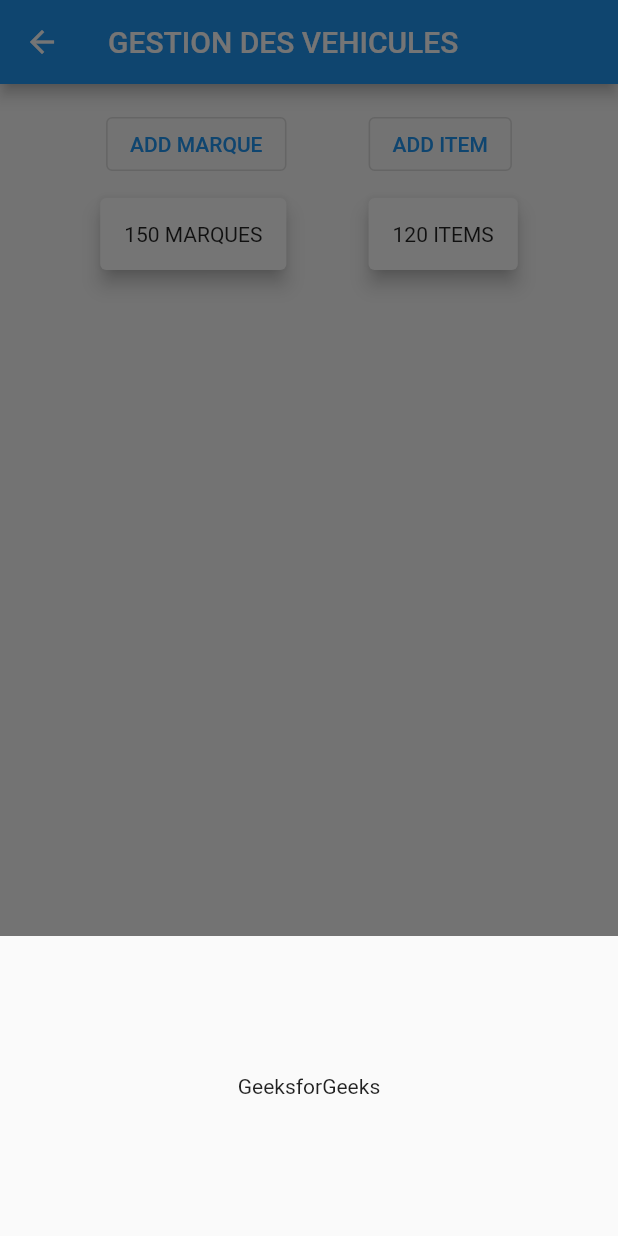
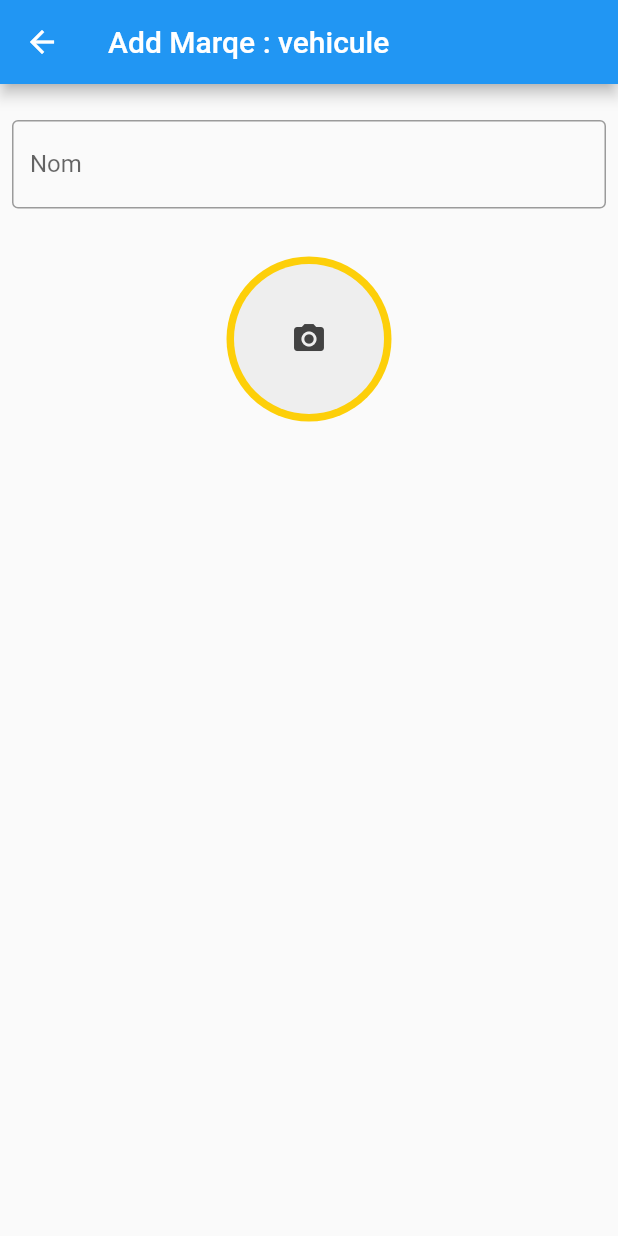
Before and after one commit to Domiynsbelhanda/toksmo_auto_dashbaord, a Flutter app: the vehiculeIndex screen opened directly, after a tap on "ADD MARQUE", on a phone screen of 412 x 824 dp. Run offline on Flutter 3.47's test engine with Material 2 defaults, Android fonts, the light colour scheme and no system bars; our stand-ins replace firebase_auth, firebase_core, firebase_storage, image_picker; missing offline and left inert: flutterfire_ui; accounts and stored records are empty.

Commit message:
style : marque statefull

```diff
--- /dev/null
+++ b/lib/packages/marque/marque.dart
@@ -0,0 +1,183 @@
+import 'dart:io';
+import 'package:path/path.dart';
+import 'package:firebase_storage/firebase_storage.dart';
+import 'package:flutter/material.dart';
+import 'package:image_picker/image_picker.dart';
+
+class Marque extends StatefulWidget {
+
+  final String type;
+
+  Marque(this.type);
+
+  @override
+  State<StatefulWidget> createState() {
+    // TODO: implement createState
+    return _Marque();
+  }
+}
+
+class _Marque extends State<Marque> {
+
+  TextEditingController name = new TextEditingController();
+
+  FirebaseStorage storage =
+      FirebaseStorage.instance;
+  File? _photo;
+  final ImagePicker _picker = ImagePicker();
+
+  Future imgFromGallery() async {
+    final pickedFile = await _picker.pickImage(source: ImageSource.gallery);
+
+    setState(() {
+      if (pickedFile != null) {
+        _photo = File(pickedFile.path);
+       // uploadFile();
+      } else {
+        print('No image selected.');
+      }
+    });
+  }
+
+  Future uploadFile() async {
+    if (_photo == null) return;
+    final fileName = basename(_photo!.path);
+    final destination = '${widget.type}/marque/$fileName';
+
+    try {
+      final ref = FirebaseStorage.instance
+          .ref(destination)
+          .child('images/');
+      await ref.putFile(_photo!);
+    } catch (e) {
+      print('error occured');
+    }
+  }
+
+  void _showPicker(context) {
+    showModalBottomSheet(
+        context: context,
+        builder: (BuildContext bc) {
+          return SafeArea(
+            child: Container(
+              child: new Wrap(
+                children: <Widget>[
+                  new ListTile(
+                      leading: new Icon(Icons.photo_library),
+                      title: new Text('Gallery'),
+                      onTap: () {
+                        imgFromGallery();
+                        Navigator.of(context).pop();
+                      }),
+                ],
+              ),
+            ),
+          );
+        });
+  }
+
+  @override
+  Widget build(BuildContext context) {
+    // TODO: implement build
+    return Scaffold(
+      appBar: AppBar(
+        title: Text(
+          'Add Marqe : ${widget.type}'
+        ),
+      ),
+      body: SizedBox(
+        height: MediaQuery.of(context).
+        size.height - 100,
+        child: Padding
+          (
+          padding: EdgeInsets.all(8.0
+          )
+          ,
+          child: Column
+            (
+            children: <
+                Widget>[
+              SizedBox
+                (
+                height: 16.0
+                ,
+              )
+              ,
+              Container
+                (
+                child: TextField
+                  (
+                  controller: name,decoration: InputDecoration
+                  (
+                  border: OutlineInputBorder
+                    (
+                  ),labelText: 'Nom',
+                ),
+                ),
+              ),
+              SizedBox
+                (
+                height: 32
+                ,
+              )
+              ,
+              Center
+                (
+                child: GestureDetector
+                  (
+                  onTap: () {
+                    _showPicker(context);
+                  },
+                  child: CircleAvatar
+                    (
+                    radius: 55
+                    ,
+                    backgroundColor: Color
+                      (0xffFDCF09)
+                    ,
+                    child: _photo != null
+                        ?
+                    ClipRRect
+                      (
+                      borderRadius: BorderRadius.circular(50
+                      )
+                      ,
+                      child: Image.file(_photo!,
+                        width: 100
+                        ,
+                        height: 100
+                        ,
+                        fit: BoxFit.fitHeight,)
+                      ,
+                    )
+                        :
+                    Container
+                      (
+                      decoration: BoxDecoration
+                        (
+                          color: Colors.grey[200
+                          ]
+                          ,
+                          borderRadius: BorderRadius.circular(50
+                          )
+                      )
+                      ,
+                      width: 100
+                      ,
+                      height: 100
+                      ,
+                      child: Icon
+                        (
+                        Icons.camera_alt,color: Colors.grey[800],
+                      ),
+                    ),
+                  ),
+                ),
+              )
+            ],
+          ),
+        ),
+      ),
+    );
+  }
+}
--- a/lib/packages/vehicule/index.dart
+++ b/lib/packages/vehicule/index.dart
@@ -1,4 +1,5 @@
 import 'package:flutter/material.dart';
+import 'package:toksmo_auto_dashbaord/packages/marque/marque.dart';
 
 class vehiculeIndex extends StatefulWidget{
   @override
@@ -9,6 +10,7 @@ class vehiculeIndex extends StatefulWidget{
 }
 
 class _vehiculeIndex extends State<vehiculeIndex>{
+
   @override
   Widget build(BuildContext context) {
     // TODO: implement build
@@ -30,27 +32,9 @@ class _vehiculeIndex extends State<vehiculeIndex>{
                   children: [
                     OutlinedButton(
                       onPressed: () {
-                        showModalBottomSheet<void>(
-                          // context and builder are
-                          // required properties in this widget
-                          context: context,
-                          builder: (BuildContext context) {
-                            // we set up a container inside which
-                            // we create center column and display text
-
-                            // Returning SizedBox instead of a Container
-                            return SizedBox(
-                              height: 200,
-                              child: Center(
-                                child: Column(
-                                  mainAxisAlignment: MainAxisAlignment.center,
-                                    children: const <Widget>[
-                                      Text('GeeksforGeeks'),
-                                    ],
-                                ),
-                              ),
-                            );
-                          }
+                        Navigator.push(
+                          context,
+                          MaterialPageRoute(builder: (context) => Marque('vehicule')),
                         );
                       },
                       child: Text('ADD MARQUE'),
--- a/pubspec.yaml
+++ b/pubspec.yaml
@@ -41,6 +41,7 @@ dependencies:
   flutterfire_ui: ^0.4.2+2
   image_picker: ^0.8.5+3
   data_tables: ^1.4.0
+  uuid: ^3.0.6
 
 dev_dependencies:
   flutter_test:
```
Also changed, not shown: pubspec.lock.
